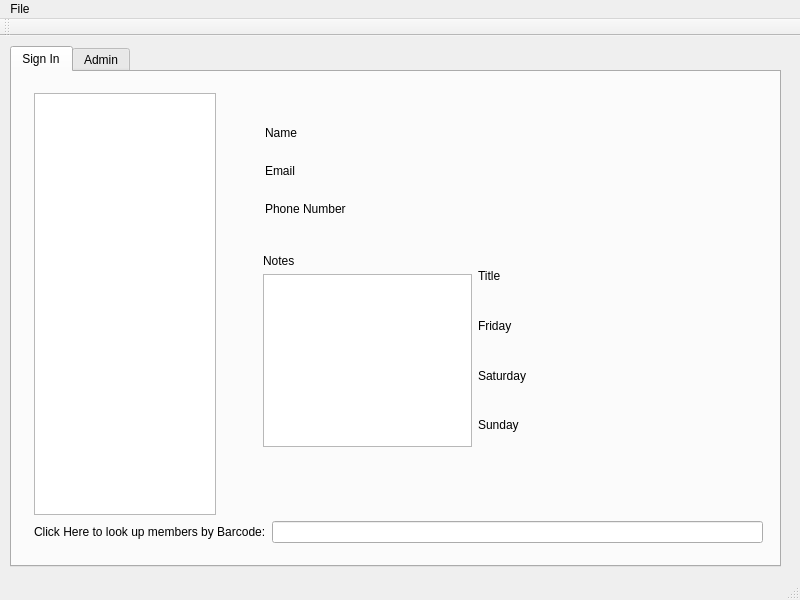
This is mainwindow.ui in Perseus101/FIRSTNC-VMGR as Qt 5 draws it before an edit. The edited form follows.
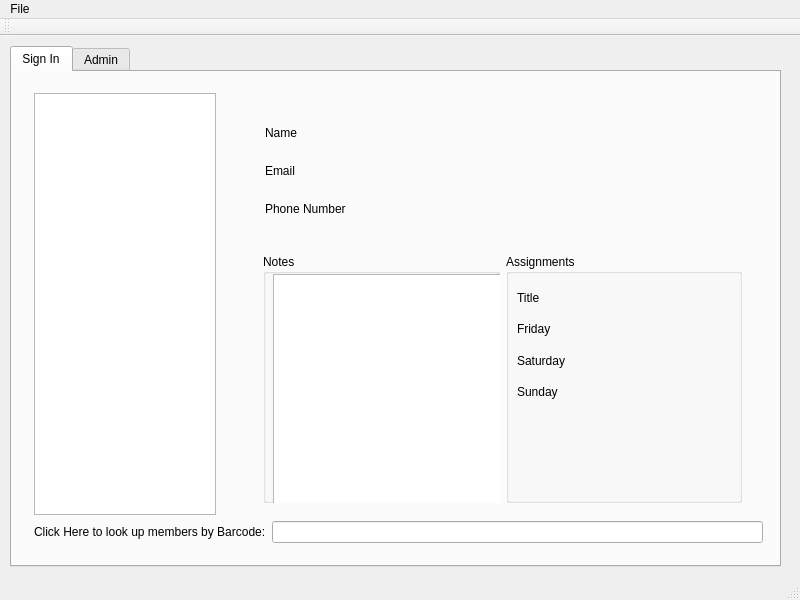
This is the edited form. The open tabs and pages were chosen to show the change.

Commit message:
Editing Comments Section
Allows the user to edit the comments section by editing the comments
text in the member view.

The edit to the form file:
```diff
--- a/mainwindow.ui
+++ b/mainwindow.ui
@@ -141,31 +141,49 @@
              </item>
             </layout>
            </widget>
-           <widget class="QWidget" name="layoutWidget">
+           <widget class="QWidget" name="">
             <property name="geometry">
              <rect>
               <x>30</x>
               <y>150</y>
-              <width>491</width>
-              <height>215</height>
+              <width>501</width>
+              <height>271</height>
              </rect>
             </property>
             <layout class="QHBoxLayout" name="horizontalLayout_2">
              <item>
-              <layout class="QVBoxLayout" name="verticalLayout">
-               <item>
-                <widget class="QLabel" name="label_5">
-                 <property name="text">
+              <widget class="QGroupBox" name="groupBox">
+               <property name="title">
                   <string>Notes</string>
                  </property>
-                </widget>
+               <widget class="QPlainTextEdit" name="comments">
+                <property name="geometry">
+                 <rect>
+                  <x>10</x>
+                  <y>20</y>
+                  <width>231</width>
+                  <height>241</height>
+                 </rect>
+                </property>
+               </widget>
+               <zorder>comments</zorder>
+               <zorder>comments</zorder>
+              </widget>
                </item>
                <item>
-                <widget class="QPlainTextEdit" name="comments"/>
-               </item>
-              </layout>
-             </item>
-             <item>
+              <widget class="QGroupBox" name="groupBox_2">
+               <property name="title">
+                <string>Assignments</string>
+               </property>
+               <widget class="QWidget" name="">
+                <property name="geometry">
+                 <rect>
+                  <x>0</x>
+                  <y>20</y>
+                  <width>241</width>
+                  <height>141</height>
+                 </rect>
+                </property>
               <layout class="QGridLayout" name="gridLayout">
                <item row="0" column="0">
                 <widget class="QLabel" name="label_6">
@@ -236,6 +254,8 @@
                 </widget>
                </item>
               </layout>
+               </widget>
+              </widget>
              </item>
             </layout>
            </widget>
```
Left out of the diff: 2 changed lines with no effect on the pictures. Lines whose indentation alone changed are shown as unchanged. The commit also changes 2 other files.
